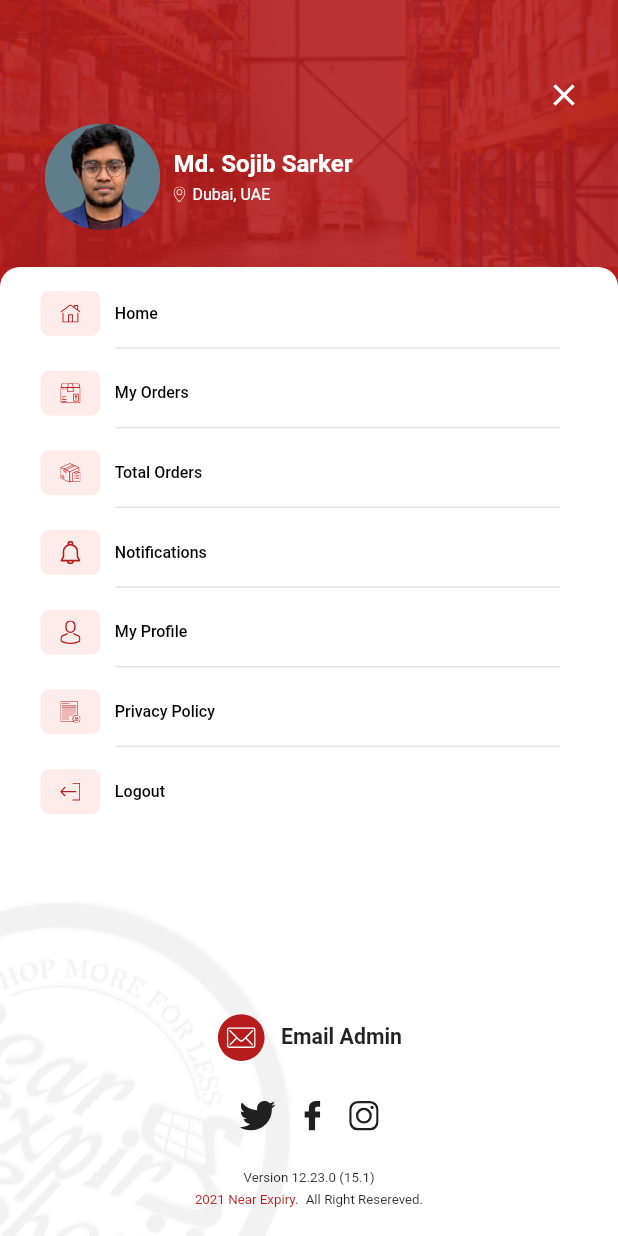
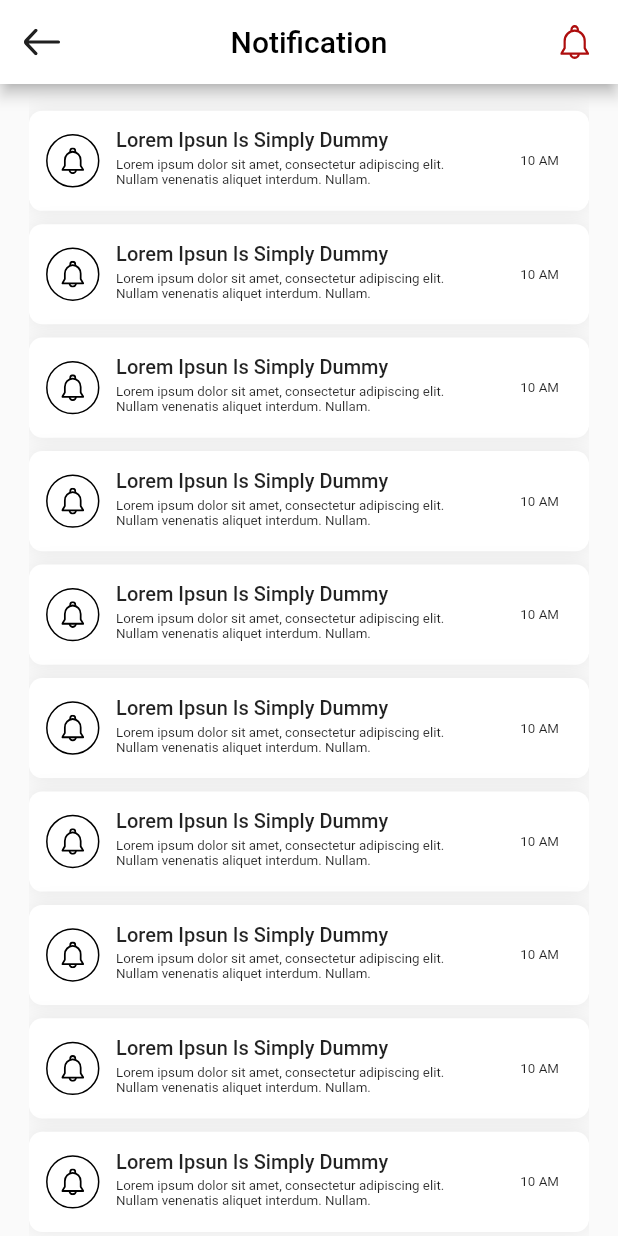
Before and after one commit to sojibsjoy/nes-supplier, a Flutter app: the screen it shows after launch, in the side drawer, after a tap on "view all", on a phone screen of 412 x 824 dp. Run offline on Flutter 3.47's test engine with Material 2 defaults, Android fonts, the phone set to English and light mode, and no system bars; our stand-ins replace dio, flutter_screenutil, flutter_svg, flutter_switch, get, get_storage; missing offline and left inert: country_pickers.

Commit message:
Drawer, Add Address, Notificatiion, Total Orders

```diff
--- a/lib/states/data/routes.dart
+++ b/lib/states/data/routes.dart
@@ -1,11 +1,15 @@
 import 'package:dogventurehq/states/bindings/initial.dart';
+import 'package:dogventurehq/ui/screens/add_address/add_address.dart';
 import 'package:dogventurehq/ui/screens/home/home.dart';
 import 'package:dogventurehq/ui/screens/login/login.dart';
 import 'package:dogventurehq/ui/screens/my_orders/my_orders.dart';
+import 'package:dogventurehq/ui/screens/notification/notification.dart';
 import 'package:dogventurehq/ui/screens/order_details/order_details.dart';
+import 'package:dogventurehq/ui/screens/privacy_policy/privacy_policy.dart';
 import 'package:dogventurehq/ui/screens/products/products.dart';
 import 'package:dogventurehq/ui/screens/profile/profile.dart';
 import 'package:dogventurehq/ui/screens/splash/splash.dart';
+import 'package:dogventurehq/ui/screens/total_orders/total_orders.dart';
 import 'package:get/route_manager.dart';
 
 class AllRoutes {
@@ -39,5 +43,21 @@ class AllRoutes {
       name: ProfileScreen.routeName,
       page: () => const ProfileScreen(),
     ),
+    GetPage(
+      name: NotificationScreen.routeName,
+      page: () => const NotificationScreen(),
+    ),
+    GetPage(
+      name: PrivacyPolicyScreen.routeName,
+      page: () => const NotificationScreen(),
+    ),
+    GetPage(
+      name: AddAddressScreen.routeName,
+      page: () => const AddAddressScreen(),
+    ),
+    GetPage(
+      name: TotalOrdersScreen.routeName,
+      page: () => const TotalOrdersScreen(),
+    ),
   ];
 }
--- a/lib/ui/designs/custom_appbar.dart
+++ b/lib/ui/designs/custom_appbar.dart
@@ -1,3 +1,4 @@
+import 'package:dogventurehq/ui/screens/notification/notification.dart';
 import 'package:flutter/material.dart';
 import 'package:flutter_screenutil/flutter_screenutil.dart';
 import 'package:flutter_svg/svg.dart';
@@ -10,6 +11,7 @@ PreferredSizeWidget customAppBar({
   String? titleTxt,
   VoidCallback? suffixFn,
   String? suffixIcon,
+  bool? noSuffixIcon,
 }) =>
     AppBar(
       backgroundColor: Colors.white,
@@ -30,11 +32,16 @@ PreferredSizeWidget customAppBar({
           ),
       centerTitle: true,
       actions: [
+        if (noSuffixIcon == null)
           Padding(
             padding: EdgeInsets.only(right: 20.w),
             child: InkWell(
-            onTap:
-                suffixFn, // add navigate to notification screen as null safety
+              splashColor: Colors.transparent,
+              highlightColor: Colors.transparent,
+              onTap: suffixFn ??
+                  () => Get.toNamed(
+                        NotificationScreen.routeName,
+                      ),
               child: _svgIcon(
                 suffixIcon ?? 'assets/svgs/bell.svg',
                 w: 20.w,
--- a/lib/ui/screens/home/drawer.dart
+++ b/lib/ui/screens/home/drawer.dart
@@ -1,6 +1,9 @@
 import 'package:dogventurehq/ui/designs/menu_item.dart';
 import 'package:dogventurehq/ui/screens/my_orders/my_orders.dart';
+import 'package:dogventurehq/ui/screens/notification/notification.dart';
+import 'package:dogventurehq/ui/screens/privacy_policy/privacy_policy.dart';
 import 'package:dogventurehq/ui/screens/profile/profile.dart';
+import 'package:dogventurehq/ui/screens/total_orders/total_orders.dart';
 import 'package:dogventurehq/ui/widgets/helper.dart';
 import 'package:flutter_screenutil/flutter_screenutil.dart';
 import 'package:flutter/material.dart';
@@ -12,8 +15,8 @@ class HomeDrawer extends StatelessWidget {
 
   final List<String> _menuIcons = [
     'home',
-    'orders',
-    'total_orders',
+    'order',
+    'total_order',
     'bell',
     'person',
     'privacy',
@@ -31,11 +34,11 @@ class HomeDrawer extends StatelessWidget {
   final List<VoidCallback> _menuOnTapFns = [
     // section 1
     () => Get.back(),
-    () => print('My Orders'),
-    () => print('Total Orders'),
-    () => print('Notifications'),
+    () => Get.toNamed(MyOrdersScreen.routeName),
+    () => Get.toNamed(TotalOrdersScreen.routeName),
+    () => Get.toNamed(NotificationScreen.routeName),
     () => Get.toNamed(ProfileScreen.routeName),
-    () => print('Privacy Policy'),
+    () => Get.toNamed(PrivacyPolicyScreen.routeName),
     () => print('Log out'),
     // () => AwesomeDialog(
     //       context: Get.context!,
@@ -172,44 +175,19 @@ class HomeDrawer extends StatelessWidget {
                 ),
                 Column(
                   children: [
-                    // menu items
-                    CustomMenuItem(
-                      onTapFn: () => Get.back(),
-                      icon: 'home',
-                      title: 'Home',
+                    ListView.builder(
+                      itemCount: 7,
+                      shrinkWrap: true,
+                      itemBuilder: (BuildContext context, int index) {
+                        return CustomMenuItem(
+                          onTapFn: _menuOnTapFns[index],
+                          icon: _menuIcons[index],
+                          title: _menuTitle[index],
+                          noDividerFlag: index == 6 ? true : null,
+                        );
+                      },
                     ),
-                    CustomMenuItem(
-                      onTapFn: () => Get.toNamed(
-                        MyOrdersScreen.routeName,
-                      ),
-                      icon: 'order',
-                      title: 'My Orders',
-                    ),
-                    CustomMenuItem(
-                      icon: 'total_order',
-                      title: 'Total Orders',
-                    ),
-                    CustomMenuItem(
-                      icon: 'bell',
-                      title: 'Notifications',
-                    ),
-                    CustomMenuItem(
-                      onTapFn: () => Get.toNamed(
-                        ProfileScreen.routeName,
-                      ),
-                      icon: 'person',
-                      title: 'My Profile',
-                    ),
-                    CustomMenuItem(
-                      icon: 'privacy',
-                      title: 'Privacy Policy',
-                    ),
-                    CustomMenuItem(
-                      icon: 'logout',
-                      title: 'Logout',
-                      noDividerFlag: true,
-                    ),
-                    addH(150.h),
+                    addH(100.h),
                     // email admin text
                     Row(
                       mainAxisAlignment: MainAxisAlignment.center,
--- a/lib/ui/screens/home/product_item.dart
+++ b/lib/ui/screens/home/product_item.dart
@@ -19,7 +19,7 @@ class ProductItem extends StatelessWidget {
       ),
       padding: EdgeInsets.symmetric(horizontal: 15.w),
       decoration: BoxDecoration(
-        color: Colors.grey.shade200,
+        color: Colors.grey.shade100,
         borderRadius: BorderRadius.circular(15.r),
       ),
       child: Row(
--- /dev/null
+++ b/lib/ui/screens/notification/notification.dart
@@ -0,0 +1,120 @@
+import 'package:dogventurehq/ui/designs/custom_appbar.dart';
+import 'package:dogventurehq/ui/widgets/helper.dart';
+import 'package:flutter_screenutil/flutter_screenutil.dart';
+import 'package:flutter/material.dart';
+import 'package:flutter_svg/svg.dart';
+
+class NotificationScreen extends StatelessWidget {
+  static String routeName = '/notification';
+  const NotificationScreen({Key? key}) : super(key: key);
+
+  @override
+  Widget build(BuildContext context) {
+    return Scaffold(
+      appBar: customAppBar(
+        titleTxt: 'Notification',
+      ),
+      body: Padding(
+        padding: EdgeInsets.symmetric(horizontal: 20.w),
+        child: SingleChildScrollView(
+          child: Column(
+            crossAxisAlignment: CrossAxisAlignment.start,
+            children: [
+              // addH(20.h),
+              // Date
+              // Text(
+              //   'Today',
+              //   style: TextStyle(
+              //     fontSize: 20.sp,
+              //     fontWeight: FontWeight.w700,
+              //   ),
+              // ),
+              ListView.builder(
+                itemCount: 10,
+                shrinkWrap: true,
+                primary: false,
+                padding: EdgeInsets.only(top: 20.h),
+                itemBuilder: (BuildContext context, int index) {
+                  return Container(
+                    width: double.infinity,
+                    height: 75.h,
+                    padding: const EdgeInsets.all(10),
+                    margin: EdgeInsets.only(bottom: 10.h),
+                    decoration: BoxDecoration(
+                      color: Colors.white,
+                      borderRadius: BorderRadius.circular(10.r),
+                      boxShadow: [
+                        BoxShadow(
+                          blurRadius: 10,
+                          color: Colors.grey.withOpacity(0.2),
+                        ),
+                      ],
+                    ),
+                    child: Row(
+                      children: [
+                        // bell icon
+                        Container(
+                          width: 40.w,
+                          height: 40.h,
+                          decoration: BoxDecoration(
+                            border: Border.all(
+                              color: Colors.black,
+                            ),
+                            shape: BoxShape.circle,
+                          ),
+                          child: Center(
+                            child: SvgPicture.asset(
+                              'assets/svgs/bell.svg',
+                              height: 20.h,
+                              fit: BoxFit.fitHeight,
+                              color: Colors.black,
+                            ),
+                          ),
+                        ),
+                        addW(10.w),
+                        // notification details
+                        Column(
+                          mainAxisAlignment: MainAxisAlignment.spaceEvenly,
+                          crossAxisAlignment: CrossAxisAlignment.start,
+                          children: [
+                            Text(
+                              'Lorem Ipsun Is Simply Dummy',
+                              style: TextStyle(
+                                fontSize: 15.sp,
+                                fontWeight: FontWeight.w500,
+                              ),
+                            ),
+                            SizedBox(
+                              width: 250.w,
+                              height: 26.h,
+                              child: Text(
+                                'Lorem ipsum dolor sit amet, consectetur adipiscing elit. Nullam venenatis aliquet interdum. Nullam.',
+                                maxLines: 2,
+                                style: TextStyle(
+                                  fontSize: 10.sp,
+                                ),
+                              ),
+                            ),
+                          ],
+                        ),
+                        addW(30.w),
+                        Center(
+                          child: Text(
+                            '10 AM',
+                            style: TextStyle(
+                              fontSize: 10.sp,
+                            ),
+                          ),
+                        ),
+                      ],
+                    ),
+                  );
+                },
+              ),
+            ],
+          ),
+        ),
+      ),
+    );
+  }
+}
--- a/lib/ui/screens/profile/profile.dart
+++ b/lib/ui/screens/profile/profile.dart
@@ -1,4 +1,5 @@
 import 'package:dogventurehq/ui/designs/menu_item.dart';
+import 'package:dogventurehq/ui/screens/add_address/add_address.dart';
 import 'package:dogventurehq/ui/screens/profile/summary_con.dart';
 import 'package:dogventurehq/ui/widgets/floating_btn.dart';
 import 'package:dogventurehq/ui/widgets/helper.dart';
@@ -217,6 +218,9 @@ class _ProfileScreenState extends State<ProfileScreen> {
                     ),
                   ),
                   CustomMenuItem(
+                    onTapFn: () => Get.toNamed(
+                      AddAddressScreen.routeName,
+                    ),
                     icon: 'location',
                     title: 'Address',
                     suffixWidget: Icon(
--- a/lib/ui/widgets/product_list.dart
+++ b/lib/ui/widgets/product_list.dart
@@ -14,7 +14,7 @@ class ProductList extends StatelessWidget {
   @override
   Widget build(BuildContext context) {
     return ListView.builder(
-      itemCount: 3,
+      itemCount: 10,
       primary: false,
       shrinkWrap: true,
       padding: noPadding != null
```
Also changed, not shown: lib/ui/screens/add_address/add_address.dart (added, +143 -0 lines), lib/ui/screens/add_product/add_product.dart (added, +16 -0 lines), lib/ui/screens/privacy_policy/privacy_policy.dart (added, +11 -0 lines), lib/ui/screens/total_orders/total_orders.dart (added, +24 -0 lines), 4 other files. Lines whose indentation alone changed are shown as unchanged.
